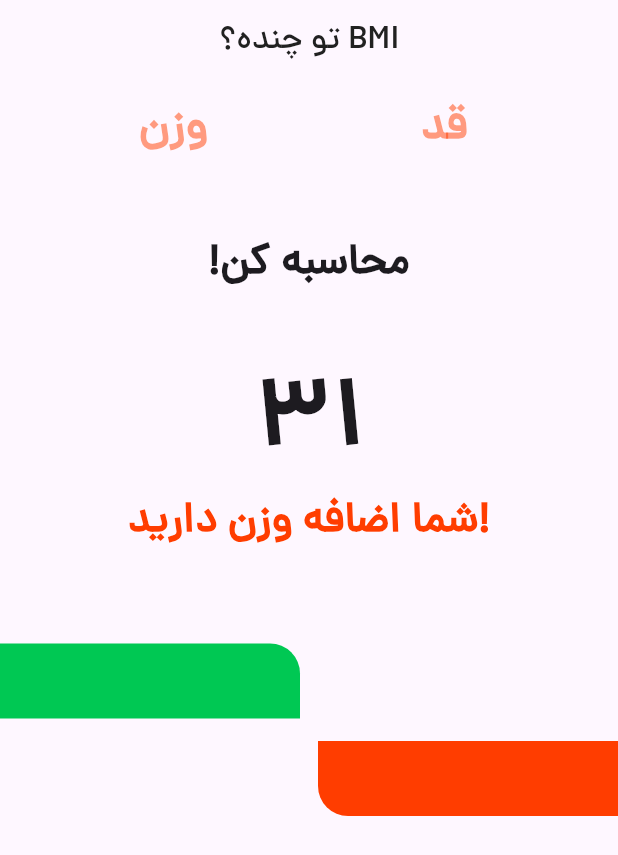
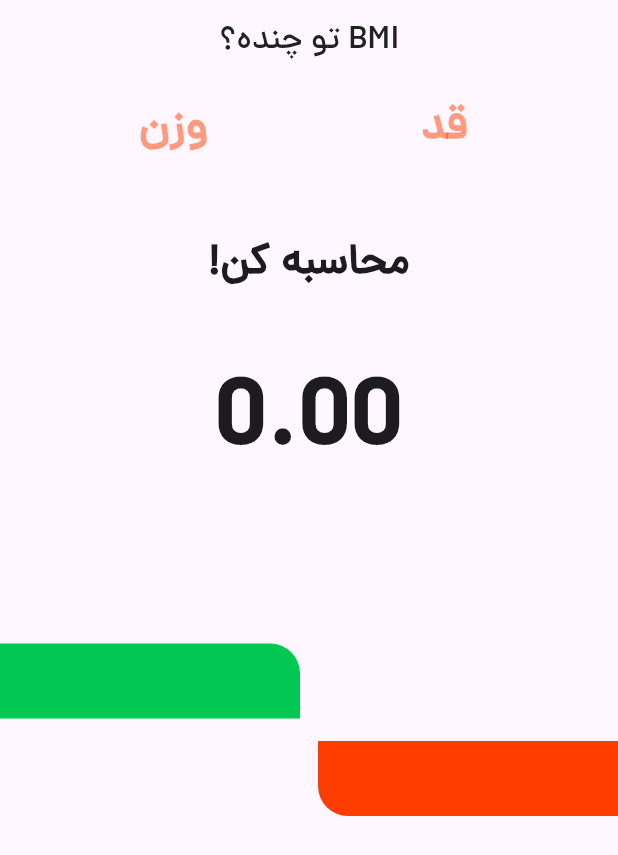
Before and after one commit to ShahramDeveloper/flutter_BMI_calculator, a Flutter app: the screen it shows after launch, after a tap on "!محاسبه کن", on a phone screen of 412 x 824 dp. Shown: the top 855 px of the screen. Run offline on Flutter 3.47's test engine with Material 3 defaults, Android fonts, the phone set to English and light mode, and no system bars; our stand-ins replace hexcolor.

Commit message:
Add calculation to home_screen and show calculation in ui.

```diff
--- a/lib/screens/home_screen.dart
+++ b/lib/screens/home_screen.dart
@@ -12,8 +12,11 @@ class HomeScreen extends StatefulWidget {
 }
 
 class _HomeScreenState extends State<HomeScreen> {
-  final widthController = TextEditingController();
+  final weightController = TextEditingController();
   final heightController = TextEditingController();
+
+  double resultBMI = 0;
+  String resultText = '';
 
   @override
   Widget build(BuildContext context) {
@@ -37,7 +40,7 @@ class _HomeScreenState extends State<HomeScreen> {
                 Container(
                   width: 130,
                   child: TextField(
-                    controller: widthController,
+                    controller: weightController,
                     textAlign: TextAlign.center,
                     style: TextStyle(
                       fontSize: 30,
@@ -80,7 +83,21 @@ class _HomeScreenState extends State<HomeScreen> {
               height: 40,
             ),
             InkWell(
-              onTap: () {},
+              onTap: () {
+                final weight = double.parse(weightController.text);
+                final height = double.parse(heightController.text);
+
+                setState(() {
+                  resultBMI = weight / (height * height);
+                  if (resultBMI > 25) {
+                    resultText = 'شما اضافه وزن دارید';
+                  } else if (resultBMI >= 18.5 && resultBMI <= 25) {
+                    resultText = 'وزن شما نرمال است';
+                  } else {
+                    resultText = 'شما کمتر از حد نرمال است';
+                  }
+                });
+              },
               child: Text(
                 '!محاسبه کن',
                 style: TextStyle(
@@ -93,11 +110,11 @@ class _HomeScreenState extends State<HomeScreen> {
               height: 40,
             ),
             Text(
-              '۳۱',
+              resultBMI.toStringAsFixed(2),
               style: TextStyle(fontWeight: FontWeight.bold, fontSize: 64),
             ),
             Text(
-              'شما اضافه وزن دارید!',
+              resultText,
               style: TextStyle(
                 fontSize: 28,
                 fontWeight: FontWeight.bold,
```
